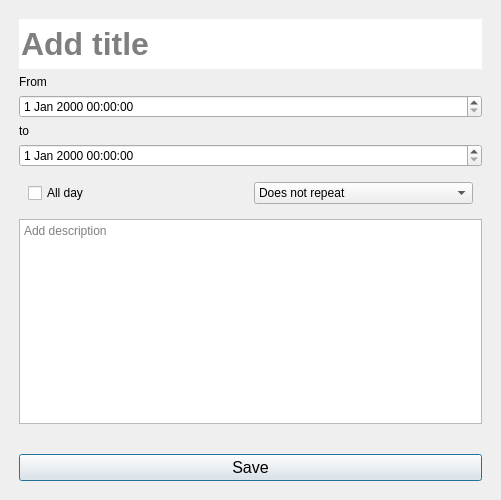
SaraKapetinic/VerificationTuduProject, file tudu/forms/addtaskformweekly.ui: the form before one commit.
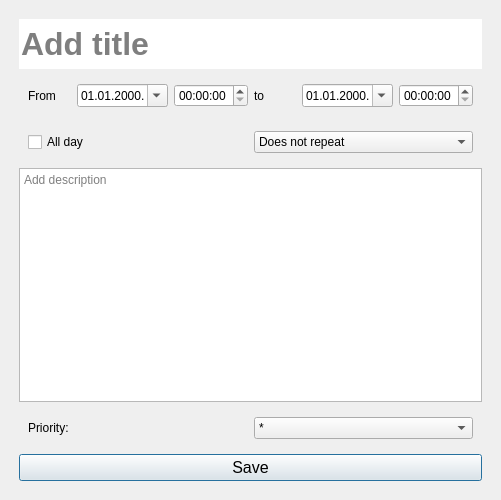
The form after the commit.

Patch:
```diff
--- a/tudu/forms/addtaskformweekly.ui
+++ b/tudu/forms/addtaskformweekly.ui
@@ -50,33 +50,67 @@
        </rect>
       </property>
       <layout class="QGridLayout" name="gridLayout_2">
-       <item row="12" column="0">
-        <widget class="QPushButton" name="pbSaveTask">
-         <property name="font">
-          <font>
-           <pointsize>12</pointsize>
-          </font>
-         </property>
-         <property name="text">
-          <string>Save</string>
-         </property>
-        </widget>
-       </item>
-       <item row="11" column="0">
-        <widget class="QFrame" name="frame_3">
-         <property name="sizePolicy">
-          <sizepolicy hsizetype="Preferred" vsizetype="Preferred">
-           <horstretch>0</horstretch>
-           <verstretch>0</verstretch>
-          </sizepolicy>
-         </property>
+       <item row="1" column="0">
+        <widget class="QFrame" name="frame_2">
          <property name="frameShape">
           <enum>QFrame::NoFrame</enum>
          </property>
          <property name="frameShadow">
           <enum>QFrame::Raised</enum>
          </property>
-         <layout class="QHBoxLayout" name="horizontalLayout_3"/>
+         <layout class="QHBoxLayout" name="horizontalLayout_2">
+          <item>
+           <widget class="QLabel" name="label_3">
+            <property name="text">
+             <string>From</string>
+            </property>
+           </widget>
+          </item>
+          <item>
+           <widget class="QDateEdit" name="startDate">
+            <property name="displayFormat">
+             <string>dd.MM.yyyy.</string>
+            </property>
+            <property name="calendarPopup">
+             <bool>true</bool>
+            </property>
+           </widget>
+          </item>
+          <item>
+           <widget class="QTimeEdit" name="startTime">
+            <property name="timeSpec">
+             <enum>Qt::LocalTime</enum>
+            </property>
+           </widget>
+          </item>
+          <item>
+           <widget class="QLabel" name="label">
+            <property name="text">
+             <string>to</string>
+            </property>
+           </widget>
+          </item>
+          <item>
+           <widget class="QDateEdit" name="endDate">
+            <property name="displayFormat">
+             <string>dd.MM.yyyy.</string>
+            </property>
+            <property name="calendarPopup">
+             <bool>true</bool>
+            </property>
+           </widget>
+          </item>
+          <item>
+           <widget class="QTimeEdit" name="endTime"/>
+          </item>
+         </layout>
+        </widget>
+       </item>
+       <item row="7" column="0">
+        <widget class="QPlainTextEdit" name="taskDesc">
+         <property name="placeholderText">
+          <string>Add description</string>
+         </property>
         </widget>
        </item>
        <item row="0" column="0">
@@ -105,14 +139,7 @@
          </property>
         </widget>
        </item>
-       <item row="10" column="0">
-        <widget class="QPlainTextEdit" name="taskDesc">
-         <property name="placeholderText">
-          <string>Add description</string>
-         </property>
-        </widget>
-       </item>
-       <item row="8" column="0">
+       <item row="5" column="0">
         <widget class="QFrame" name="frame">
          <property name="frameShape">
           <enum>QFrame::NoFrame</enum>
@@ -160,24 +187,70 @@
          </layout>
         </widget>
        </item>
-       <item row="4" column="0">
-        <widget class="QDateTimeEdit" name="dateTimeEnd"/>
-       </item>
-       <item row="3" column="0">
-        <widget class="QLabel" name="label_4">
+       <item row="9" column="0">
+        <widget class="QPushButton" name="pbSaveTask">
+         <property name="font">
+          <font>
+           <pointsize>12</pointsize>
+          </font>
+         </property>
          <property name="text">
-          <string>to</string>
+          <string>Save</string>
          </property>
         </widget>
        </item>
-       <item row="2" column="0">
-        <widget class="QDateTimeEdit" name="dateTimeStart"/>
-       </item>
-       <item row="1" column="0">
-        <widget class="QLabel" name="label">
-         <property name="text">
-          <string>From</string>
+       <item row="8" column="0">
+        <widget class="QFrame" name="frame_3">
+         <property name="sizePolicy">
+          <sizepolicy hsizetype="Preferred" vsizetype="Preferred">
+           <horstretch>0</horstretch>
+           <verstretch>0</verstretch>
+          </sizepolicy>
          </property>
+         <property name="frameShape">
+          <enum>QFrame::NoFrame</enum>
+         </property>
+         <property name="frameShadow">
+          <enum>QFrame::Raised</enum>
+         </property>
+         <layout class="QHBoxLayout" name="horizontalLayout_3">
+          <item>
+           <widget class="QLabel" name="label_2">
+            <property name="text">
+             <string>Priority: </string>
+            </property>
+           </widget>
+          </item>
+          <item>
+           <widget class="QComboBox" name="comboBox_2">
+            <item>
+             <property name="text">
+              <string>*</string>
+             </property>
+            </item>
+            <item>
+             <property name="text">
+              <string>**</string>
+             </property>
+            </item>
+            <item>
+             <property name="text">
+              <string>***</string>
+             </property>
+            </item>
+            <item>
+             <property name="text">
+              <string>****</string>
+             </property>
+            </item>
+            <item>
+             <property name="text">
+              <string>*****</string>
+             </property>
+            </item>
+           </widget>
+          </item>
+         </layout>
         </widget>
        </item>
       </layout>
```
Left out of the diff: 2 changed lines with no effect on the pictures.
